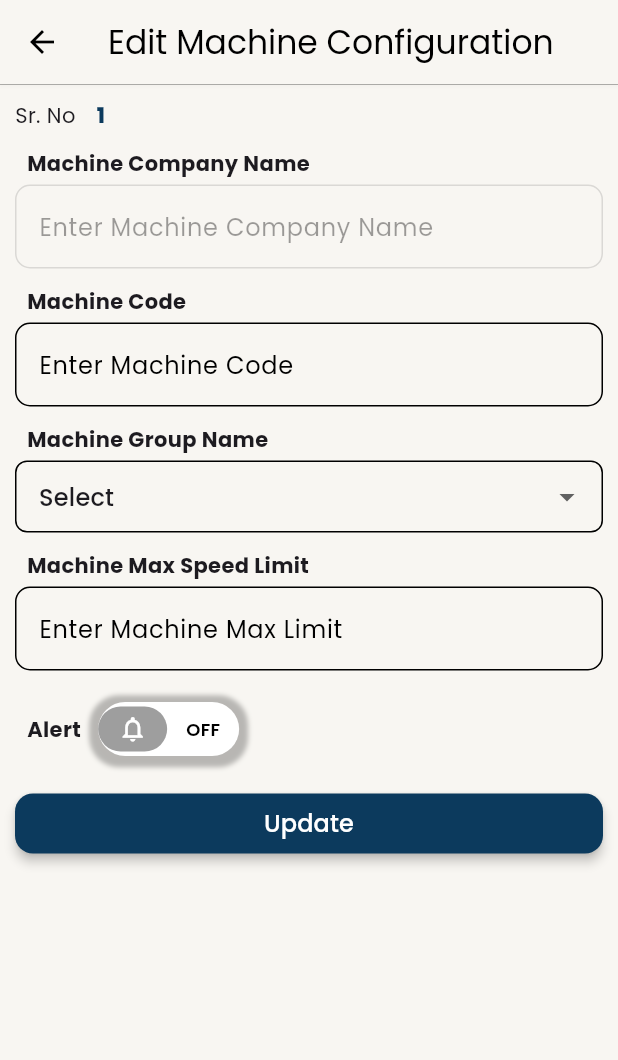
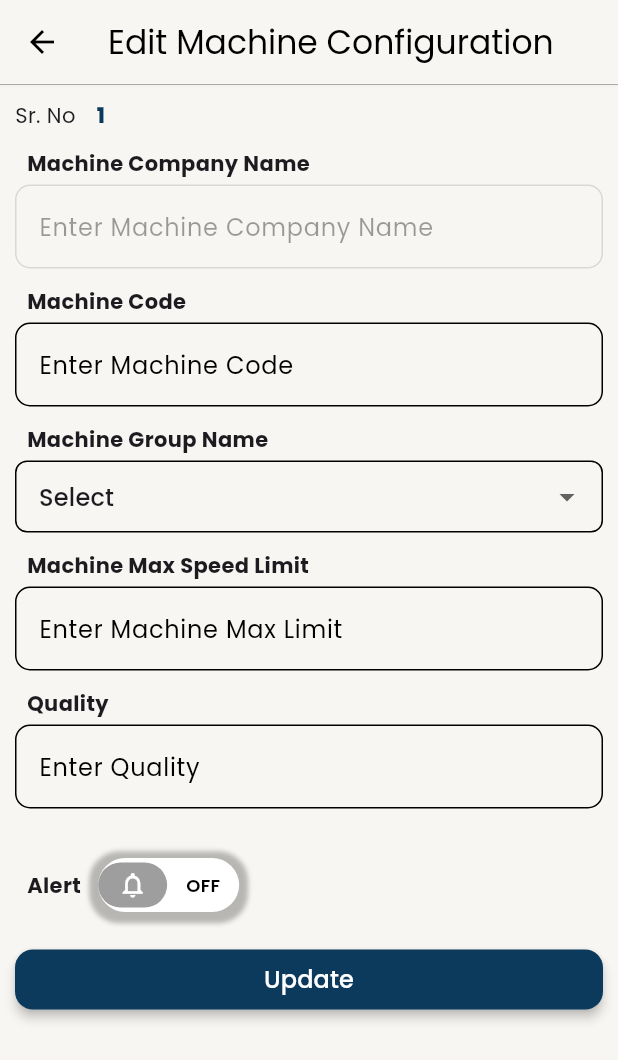
Before and after one commit to ParthDhankecha/trackweaving-app, a Flutter app: the EditMachineConfiguration screen opened directly with empty values, on a phone screen of 412 x 824 dp. Shown: the top 1060 px of the screen. Run offline on Flutter 3.47's test engine with Material 3 defaults, Android fonts, the phone set to English and light mode, and no system bars; drawn by our look-alikes of animated_toggle_switch; our stand-ins replace firebase_core, firebase_messaging, flutter_local_notifications, flutter_svg, get, google_fonts and 5 more; accounts and stored records are empty; project files that could hold a hidden picture were left out.

Commit message:
quality field added for machines

```diff
--- a/lib/controllers/machine_controller.dart
+++ b/lib/controllers/machine_controller.dart
@@ -26,6 +26,7 @@ class MachineController extends GetxController implements GetxService {
 
   TextEditingController machineNameController = TextEditingController();
   TextEditingController machineCodeController = TextEditingController();
+  TextEditingController qualityController = TextEditingController();
   TextEditingController groupController = TextEditingController();
   TextEditingController maxLimitController = TextEditingController();
 
@@ -46,9 +47,11 @@ class MachineController extends GetxController implements GetxService {
     bool alert = false,
     String? grpId,
     num maxLimit = 0,
+    String quality = '',
   }) {
     machineCodeController.text = code;
     machineNameController.text = name;
+    qualityController.text = quality;
     machineAlert.value = alert;
     maxLimitController.text = maxLimit == 0 ? '' : maxLimit.toString();
     if (grpId != null) {
@@ -64,6 +67,7 @@ class MachineController extends GetxController implements GetxService {
     machineCodeController.dispose();
     machineNameController.dispose();
     maxLimitController.dispose();
+    qualityController.dispose();
   }
 
   void setSelectedMachineId(String id) {
@@ -178,6 +182,7 @@ class MachineController extends GetxController implements GetxService {
         machineName: machineNameController.text.trim(),
         maxSpeedLimit: maxLimitController.text.trim(),
         machineGroupId: selectedMachineGrpId.value?.id ?? '',
+        quality: qualityController.text.trim(),
         isAlertActive: machineAlert.value,
       );
 
--- a/lib/models/machine_log_response.dart
+++ b/lib/models/machine_log_response.dart
@@ -61,6 +61,7 @@ class AggregateReport {
 class MachineLog {
   String machineCode;
   String machineName;
+  String quality;
   num efficiency;
   num picks;
   num speed;
@@ -78,6 +79,7 @@ class MachineLog {
   MachineLog({
     required this.machineCode,
     required this.machineName,
+    required this.quality,
     this.efficiency = 0,
     this.picks = 0,
     this.speed = 0,
--- a/lib/repository/machine_repository.dart
+++ b/lib/repository/machine_repository.dart
@@ -74,6 +74,7 @@ class MachineRepository extends GetxService {
     required String machineCode,
     required String machineName,
     required String machineGroupId,
+    required String quality,
     required bool isAlertActive,
     required String maxSpeedLimit,
   }) async {
@@ -84,6 +85,7 @@ class MachineRepository extends GetxService {
       'machineGroupId': machineGroupId,
       'isAlertActive': '$isAlertActive',
       'maxSpeedLimit': int.tryParse(maxSpeedLimit) ?? 0,
+      'quality': quality,
     };
 
     var data = await apiClient.request(
--- a/lib/screens/dashboard/widgets/dashboard_card.dart
+++ b/lib/screens/dashboard/widgets/dashboard_card.dart
@@ -162,7 +162,7 @@ class DashboardCard extends StatelessWidget {
           ),
           Spacer(),
           Text(
-            machineLog.machineName.capitalizeFirst!,
+            machineLog.quality.capitalizeFirst!,
             style: bodyStyle1.copyWith(color: AppColors.whiteColor),
           ),
           Spacer(),
--- a/lib/screens/settings_screen/machine_configuration/edit_machine_configuration.dart
+++ b/lib/screens/settings_screen/machine_configuration/edit_machine_configuration.dart
@@ -37,6 +37,7 @@ class _EditMachineConfigurationState extends State<EditMachineConfiguration> {
       alert: widget.machine.isAlertActive,
       grpId: widget.machine.machineGroup?.id,
       maxLimit: widget.machine.maxSpeedLimit,
+      quality: widget.machine.quality,
     );
   }
 
@@ -117,6 +118,14 @@ class _EditMachineConfigurationState extends State<EditMachineConfiguration> {
                         controller: controller.maxLimitController,
                         inputType: TextInputType.number,
                       ),
+                      SizedBox(height: 12),
+
+                      _buildInputField(
+                        title: 'quality'.tr,
+                        hintText: 'enter_quality'.tr,
+                        controller: controller.qualityController,
+                      ),
+                      SizedBox(height: 12),
 
                       SizedBox(height: 16),
                       Row(
--- a/lib/screens/settings_screen/machine_configuration/machine_configuration_card.dart
+++ b/lib/screens/settings_screen/machine_configuration/machine_configuration_card.dart
@@ -10,6 +10,7 @@ class MachineConfigurationCard extends StatelessWidget {
   final String machineCode;
   final String machineName;
   final String machineGroup;
+  final String quality;
   final String udid;
   final bool alertEnabled;
   final num maxLimit;
@@ -22,6 +23,7 @@ class MachineConfigurationCard extends StatelessWidget {
     required this.machineCode,
     required this.machineName,
     required this.machineGroup,
+    required this.quality,
     required this.udid,
     required this.alertEnabled,
     required this.onAlertChange,
@@ -69,6 +71,8 @@ class MachineConfigurationCard extends StatelessWidget {
               const SizedBox(height: 8),
               _buildInfoRow('machine_group', machineGroup),
               const SizedBox(height: 8),
+              _buildInfoRow('quality', quality),
+              const SizedBox(height: 8),
               _buildInfoRow('IP', udid),
               const SizedBox(height: 8),
               _buildInfoRow('max_limit', maxLimit.toString()),
--- a/lib/screens/settings_screen/machine_configuration/machine_configuration_screen.dart
+++ b/lib/screens/settings_screen/machine_configuration/machine_configuration_screen.dart
@@ -42,6 +42,7 @@ class _MachineConfigurationScreenState
                     //srNo: '#${machine.serialNumber}',
                     machineCode: machine.machineCode,
                     machineName: machine.machineName,
+                    quality: machine.quality,
                     machineGroup:
                         controller
                             .getGroupFromID(machine.machineGroup?.id ?? '')
--- a/lib/utils/internationalization.dart
+++ b/lib/utils/internationalization.dart
@@ -21,6 +21,7 @@ class AppTranslations extends Translations {
       'mtrs': 'Mtrs',
       'stops': 'Stops',
       'beam_left': 'Beam Left',
+      'quality': 'Quality',
       'set_picks': 'Set Picks',
       'duration': 'Duration',
       'runtime': 'Runtime',
@@ -42,6 +43,7 @@ class AppTranslations extends Translations {
       'sr_no': 'Sr. No',
       'group_name': 'Group Name',
       'enter_group_name': 'Enter Group Name',
+      'enter_quality': 'Enter Quality',
       'machine_code': 'Machine Code',
       'machine_name': 'Machine Name',
       'udid': 'UDID',
@@ -151,6 +153,7 @@ class AppTranslations extends Translations {
       'mtrs': 'मीटर',
       'stops': 'स्टॉप',
       'beam_left': 'बीम लेफ्ट',
+      'quality': 'गुणवत्ता',
       'set_picks': 'सेट पिक्स',
       'duration': 'अवधि',
       'runtime': 'रनटाइम',
@@ -172,6 +175,7 @@ class AppTranslations extends Translations {
       'sr_no': 'क्रमांक',
       'group_name': 'समूह का नाम',
       'enter_group_name': 'समूह का नाम दर्ज करें',
+      'enter_quality': 'गुणवत्ता दर्ज करें',
       'machine_code': 'मशीन कोड',
       'machine_name': 'मशीन का नाम',
       'enter_machine_name': 'मशीन का नाम दर्ज करें',
@@ -282,6 +286,7 @@ class AppTranslations extends Translations {
       'mtrs': 'મીટર',
       'stops': 'સ્ટોપ',
       'beam_left': 'બીમ બાકી',
+      'quality': 'ગુણવતા',
       'set_picks': 'સેટ પિક્સ',
       'duration': 'સમયગાળો',
       'runtime': 'રનટાઇમ',
@@ -303,6 +308,7 @@ class AppTranslations extends Translations {
       'sr_no': 'ક્રમ',
       'group_name': 'ગ્રુપનું નામ',
       'enter_group_name': 'ગ્રુપનું નામ દાખલ કરો',
+      'enter_quality': 'ગુણવતા દાખલ કરો',
       'machine_code': 'મશીન કોડ',
       'machine_name': 'મશીનનું નામ',
       'udid': 'યુડીઆઈડી',
```
Also changed, not shown: lib/models/machine_log_response.g.dart.
